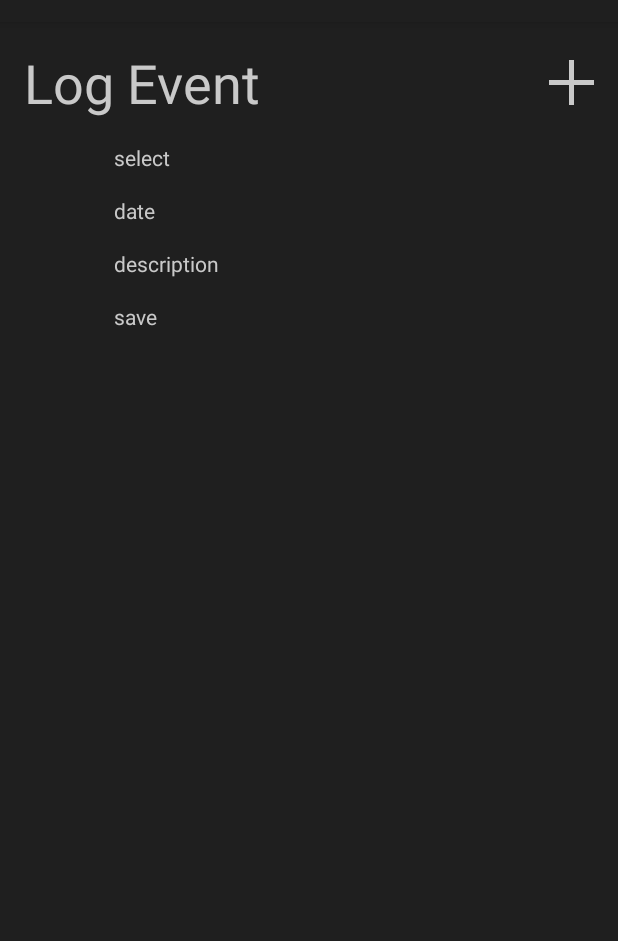
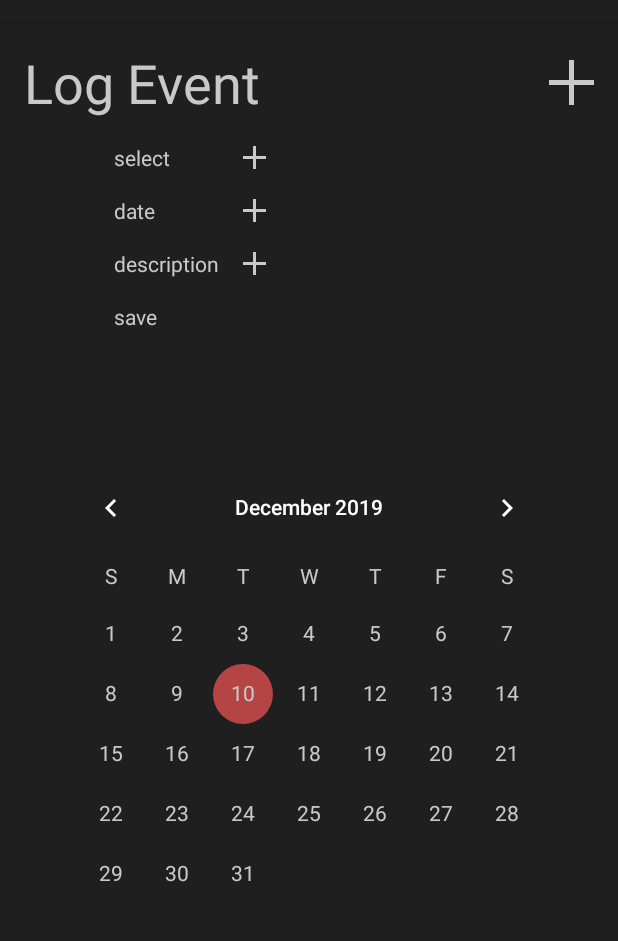
Before and after one commit to MaTTerCuBe/Fort, an Android app: the screen it shows after launch (MainActivity), after a tap on "Tap here to Log an Event", on a phone screen of 412 x 824 dp, the part 62-1003 px from its top. Run offline under Robolectric (Android 15) with nearby library versions, the phone set to English and light mode, and no system bars.

Commit message:
Calendar Widget Works
Created a simple function to convert calendar ints to string, as well an "on date change" listener that toasts the date that was touched/set.
Next task is to have the calendar appear/dissapear..."

```diff
--- a/app/src/main/res/layout/fragment_event.xml
+++ b/app/src/main/res/layout/fragment_event.xml
@@ -49,6 +49,16 @@
             app:layout_constraintStart_toStartOf="@id/event_title"
             app:layout_constraintTop_toBottomOf="@id/event_title" />
 
+        <ImageView
+            android:id="@+id/select_plus_icon"
+            android:layout_width="@dimen/resize_person_icon_small"
+            android:layout_height="@dimen/resize_person_icon_small"
+            android:layout_marginStart="@dimen/margin_default"
+            app:layout_constraintBottom_toBottomOf="@id/select"
+            app:layout_constraintEnd_toEndOf="@id/description_plus_icon"
+            app:layout_constraintTop_toTopOf="@id/select"
+            app:srcCompat="@drawable/plus" />
+
         <TextView
             android:id="@+id/date"
             android:layout_width="wrap_content"
@@ -59,6 +69,16 @@
             android:layout_marginTop="@dimen/margin_default"
             app:layout_constraintStart_toStartOf="@+id/select"
             app:layout_constraintTop_toBottomOf="@+id/select" />
+
+        <ImageView
+            android:id="@+id/date_plus_icon"
+            android:layout_width="@dimen/resize_person_icon_small"
+            android:layout_height="@dimen/resize_person_icon_small"
+            android:layout_marginStart="@dimen/margin_default"
+            app:layout_constraintBottom_toBottomOf="@id/date"
+            app:layout_constraintEnd_toEndOf="@id/description_plus_icon"
+            app:layout_constraintTop_toTopOf="@id/date"
+            app:srcCompat="@drawable/plus" />
 
         <TextView
             android:id="@+id/description"
@@ -71,6 +91,16 @@
             app:layout_constraintStart_toStartOf="@+id/date"
             app:layout_constraintTop_toBottomOf="@+id/date" />
 
+        <ImageView
+            android:id="@+id/description_plus_icon"
+            android:layout_width="@dimen/resize_person_icon_small"
+            android:layout_height="@dimen/resize_person_icon_small"
+            android:layout_marginStart="@dimen/margin_default"
+            app:layout_constraintBottom_toBottomOf="@id/description"
+            app:layout_constraintStart_toEndOf="@id/description"
+            app:layout_constraintTop_toTopOf="@id/description"
+            app:srcCompat="@drawable/plus" />
+
         <TextView
             android:id="@+id/save"
             android:layout_width="wrap_content"
@@ -82,5 +112,18 @@
             app:layout_constraintStart_toStartOf="@+id/description"
             app:layout_constraintTop_toBottomOf="@+id/description" />
 
+        <CalendarView
+            android:id="@+id/calendarView"
+            android:layout_width="wrap_content"
+            android:layout_height="wrap_content"
+            android:theme="@style/CalenderViewCustom"
+            android:dateTextAppearance="@style/CalenderViewDateCustomText"
+            android:weekDayTextAppearance="@style/CalenderViewWeekCustomText"
+            app:layout_constraintBottom_toBottomOf="parent"
+            app:layout_constraintEnd_toEndOf="parent"
+            app:layout_constraintStart_toStartOf="parent"
+            app:layout_constraintTop_toTopOf="parent"
+            app:layout_constraintVertical_bias="0.7" />
+
     </androidx.constraintlayout.widget.ConstraintLayout>
 </androidx.core.widget.NestedScrollView>
--- a/app/src/main/res/values/dimensions.xml
+++ b/app/src/main/res/values/dimensions.xml
@@ -18,6 +18,7 @@
     <!-- Image resizing -->
     <dimen name="resize_call_icon_medium">30dp</dimen>
     <dimen name="resize_log_event_icon_medium">80dp</dimen>
+    <dimen name="resize_log_event_icon_small">40dp</dimen>
     <dimen name="resize_person_icon_medium">30dp</dimen>
     <dimen name="resize_person_icon_small">15dp</dimen>
     <dimen name="resize_options_icon_small">15dp</dimen>
--- a/app/src/main/res/values/styles.xml
+++ b/app/src/main/res/values/styles.xml
@@ -13,4 +13,18 @@
         <item name="windowNoTitle">true</item>
         <item name="android:windowFullscreen">true</item>
     </style>
+
+    <style name="CalenderViewCustom" parent="Theme.AppCompat">
+        <item name="colorAccent">@color/pinkish</item>
+        <item name="colorPrimary">@color/white</item>
+    </style>
+
+    <style name="CalenderViewDateCustomText" parent="android:TextAppearance.DeviceDefault.Small">
+        <item name="android:textColor">@color/white</item>
+        <item name="android:weekNumberColor">@color/pinkish</item>
+    </style>
+
+    <style name="CalenderViewWeekCustomText" parent="android:TextAppearance.DeviceDefault.Small">
+        <item name="android:textColor">@color/white</item>
+    </style>
 </resources>
```
Also changed, not shown: app/src/main/java/com/mattercube/touchbase/EventFragment.kt (+35 -1 lines).
